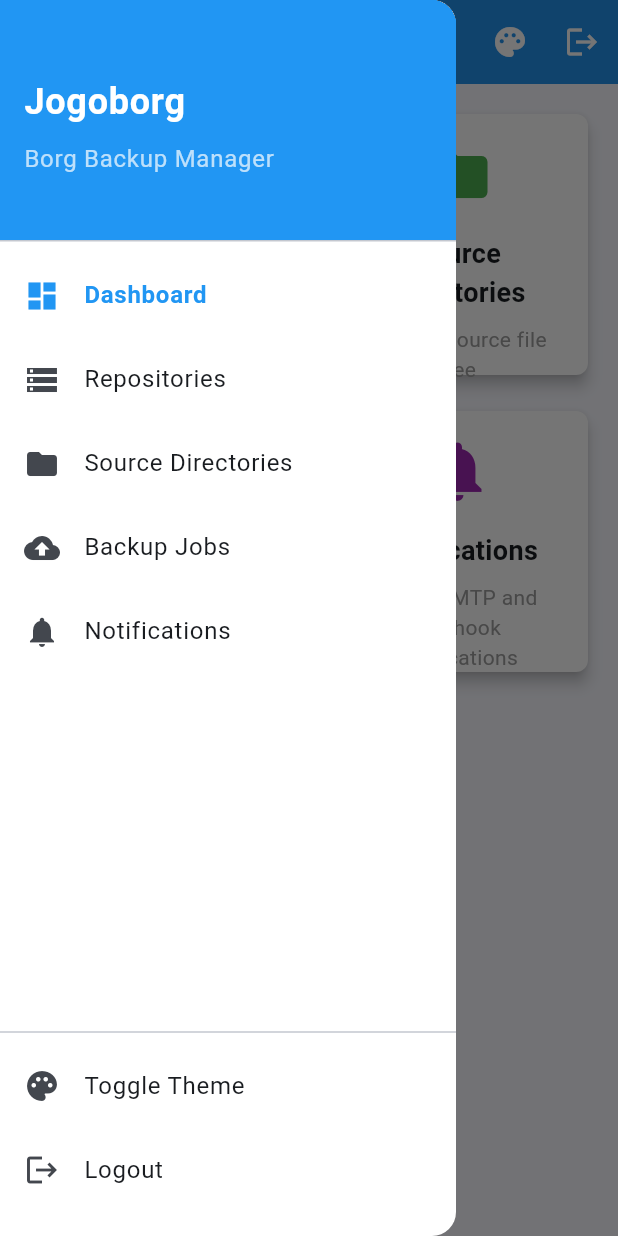
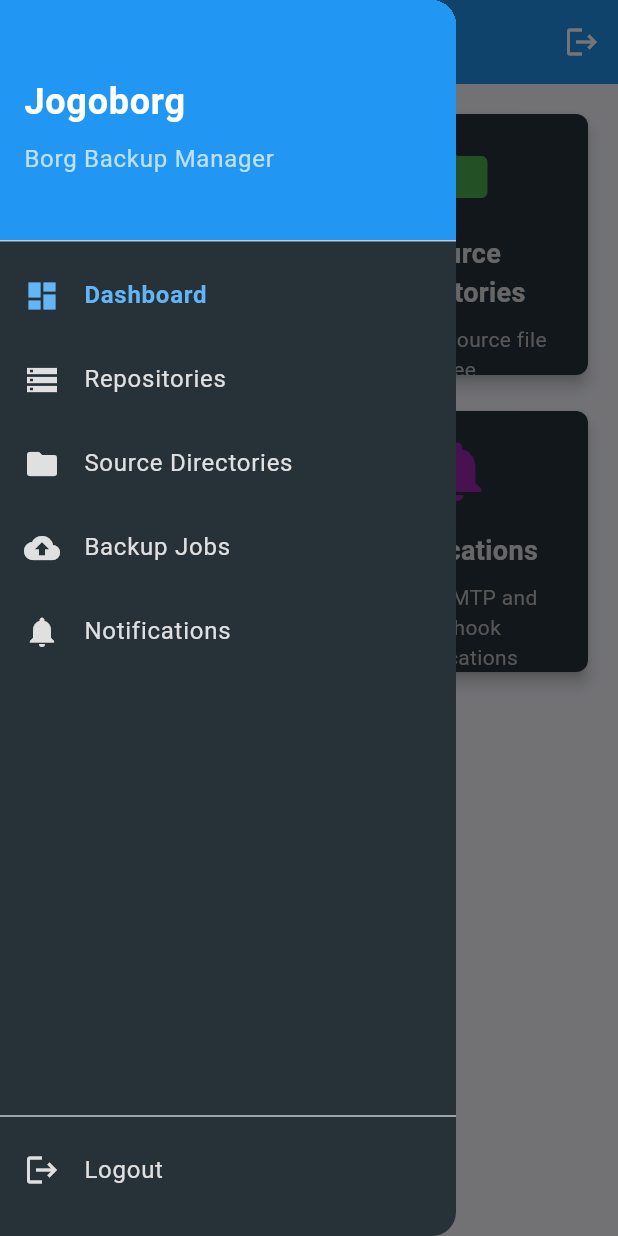
Before and after one commit to jogojapan/jogoborg, a Flutter app: the DashboardScreen screen opened by its route, with the side drawer open, on a phone screen of 412 x 824 dp. Run offline on Flutter 3.47's test engine with Material 3 defaults, Android fonts, the phone set to English and light mode, and no system bars; our stand-ins replace flutter_secure_storage, go_router, shared_preferences; accounts and stored records are empty.

Commit message:
Hard-coded dark theme.

```diff
--- a/lib/screens/dashboard_screen.dart
+++ b/lib/screens/dashboard_screen.dart
@@ -2,7 +2,6 @@ import 'package:flutter/material.dart';
 import 'package:go_router/go_router.dart';
 import 'package:provider/provider.dart';
 import '../services/auth_service.dart';
-import '../services/theme_service.dart';
 import '../widgets/app_drawer.dart';
 
 class DashboardScreen extends StatelessWidget {
@@ -14,20 +13,6 @@ class DashboardScreen extends StatelessWidget {
       appBar: AppBar(
         title: const Text('Jogoborg Dashboard'),
         actions: [
-          IconButton(
-            icon: const Icon(Icons.palette),
-            onPressed: () {
-              try {
-                print('Dashboard theme toggle tapped');
-                final themeService = context.read<ThemeService>();
-                print('Dashboard current theme: ${themeService.themeMode}');
-                themeService.toggleTheme();
-                print('Dashboard new theme: ${themeService.themeMode}');
-              } catch (e) {
-                print('Dashboard theme toggle error: $e');
-              }
-            },
-          ),
           IconButton(
             icon: const Icon(Icons.logout),
             onPressed: () async {
@@ -99,7 +84,11 @@ class _DashboardCard extends StatelessWidget {
 
   @override
   Widget build(BuildContext context) {
+    final backgroundColor = Colors.blueGrey[900]; // Dark gray/blue background
+    final textColor = Colors.grey[300]; // Light gray text
+
     return Card(
+      color: backgroundColor,
       elevation: 4,
       child: InkWell(
         onTap: onTap,
@@ -113,18 +102,19 @@ class _DashboardCard extends StatelessWidget {
               const SizedBox(height: 16),
               Text(
                 title,
-                style: const TextStyle(
+                style: TextStyle(
                   fontSize: 18,
                   fontWeight: FontWeight.bold,
+                  color: textColor,
                 ),
                 textAlign: TextAlign.center,
               ),
               const SizedBox(height: 8),
               Text(
                 subtitle,
-                style: const TextStyle(
+                style: TextStyle(
                   fontSize: 14,
-                  color: Colors.grey,
+                  color: Colors.grey[400],
                 ),
                 textAlign: TextAlign.center,
               ),
--- a/lib/services/api_service.dart
+++ b/lib/services/api_service.dart
@@ -1,14 +1,12 @@
 import 'package:flutter/foundation.dart';
 import 'package:http/http.dart' as http;
 import 'dart:convert';
-import 'dart:html' as html;
 
 class ApiService extends ChangeNotifier {
   String get baseUrl {
     if (kIsWeb) {
-      // Use current browser location for web
-      final uri = Uri.parse(html.window.location.href);
-      return '${uri.scheme}://${uri.host}:${uri.port}/api';
+      // For web, use relative URL which will work from any host
+      return '/api';
     } else {
       // Fallback for non-web platforms
       return 'http://localhost:8080/api';
--- a/lib/widgets/app_drawer.dart
+++ b/lib/widgets/app_drawer.dart
@@ -2,7 +2,6 @@ import 'package:flutter/material.dart';
 import 'package:go_router/go_router.dart';
 import 'package:provider/provider.dart';
 import '../services/auth_service.dart';
-import '../services/theme_service.dart';
 
 class AppDrawer extends StatelessWidget {
   const AppDrawer({super.key});
@@ -10,8 +9,11 @@ class AppDrawer extends StatelessWidget {
   @override
   Widget build(BuildContext context) {
     final currentLocation = GoRouterState.of(context).matchedLocation;
+    final backgroundColor = Colors.blueGrey[900]; // Dark gray/blue background
+    final textColor = Colors.grey[300]; // Light gray text
 
     return Drawer(
+      backgroundColor: backgroundColor,
       child: Column(
         children: [
           const DrawerHeader(
@@ -81,19 +83,8 @@ class AppDrawer extends StatelessWidget {
           ),
           const Divider(),
           ListTile(
-            leading: const Icon(Icons.palette),
-            title: const Text('Toggle Theme'),
-            onTap: () {
-              print('Theme toggle tapped');
-              final themeService = context.read<ThemeService>();
-              print('Current theme mode: ${themeService.themeMode}');
-              themeService.toggleTheme();
-              print('New theme mode: ${themeService.themeMode}');
-            },
-          ),
-          ListTile(
-            leading: const Icon(Icons.logout),
-            title: const Text('Logout'),
+            leading: Icon(Icons.logout, color: textColor),
+            title: Text('Logout', style: TextStyle(color: textColor)),
             onTap: () async {
               await context.read<AuthService>().logout();
               if (context.mounted) {
@@ -123,15 +114,18 @@ class _DrawerItem extends StatelessWidget {
 
   @override
   Widget build(BuildContext context) {
+    final textColor = Colors.grey[300]; // Light gray text
+    final selectedColor = Colors.blue[300]; // Slightly lighter blue for selected items
+
     return ListTile(
       leading: Icon(
         icon,
-        color: selected ? Colors.blue : null,
+        color: selected ? selectedColor : textColor,
       ),
       title: Text(
         title,
         style: TextStyle(
-          color: selected ? Colors.blue : null,
+          color: selected ? selectedColor : textColor,
           fontWeight: selected ? FontWeight.bold : null,
         ),
       ),
```
Also changed, not shown: lib/main_full.dart (+8 -0 lines), lib/screens/jobs_screen.dart (+34 -29 lines), lib/screens/repos_screen.dart (+28 -18 lines), lib/widgets/job_dialog.dart (+38 -17 lines).
